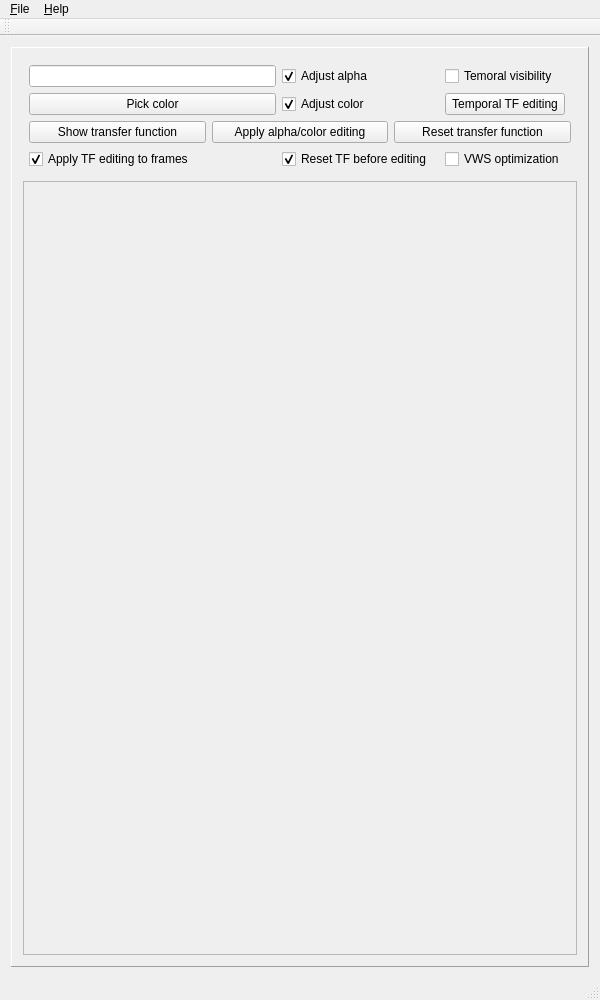
First picture: the form in QtCuda/mainwindow.ui, repository luosz/cuda-visibility, before the edit.
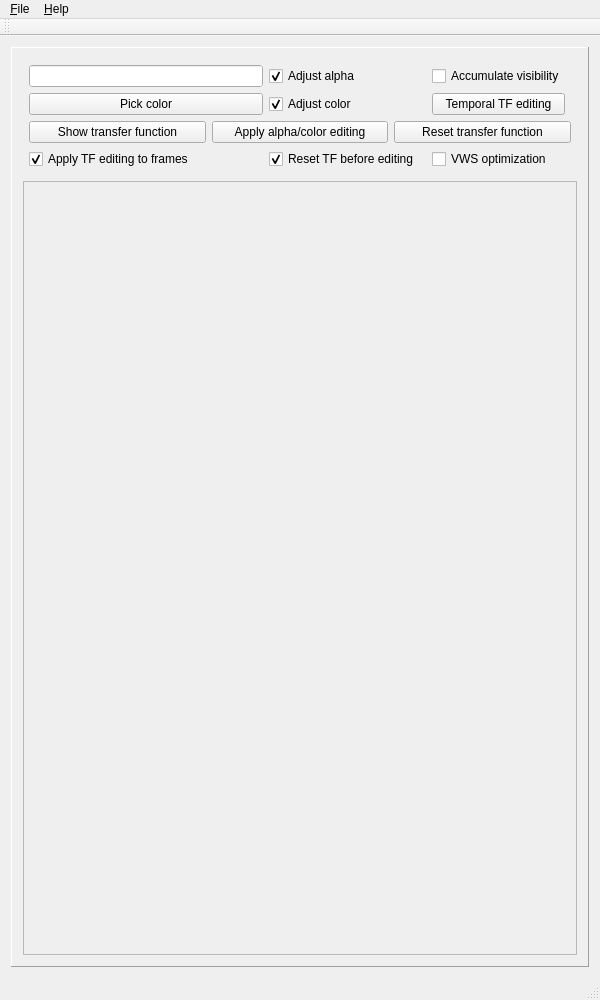
Second picture: the form after the edit.

Commit message: edit button text

Patch:
```diff
--- a/QtCuda/mainwindow.ui
+++ b/QtCuda/mainwindow.ui
@@ -183,7 +183,7 @@
          <item row="0" column="4">
           <widget class="QCheckBox" name="checkBox_6">
            <property name="text">
-            <string>Temoral visibility</string>
+            <string>Accumulate visibility</string>
            </property>
           </widget>
          </item>
```
The commit also changes 1 other file.
